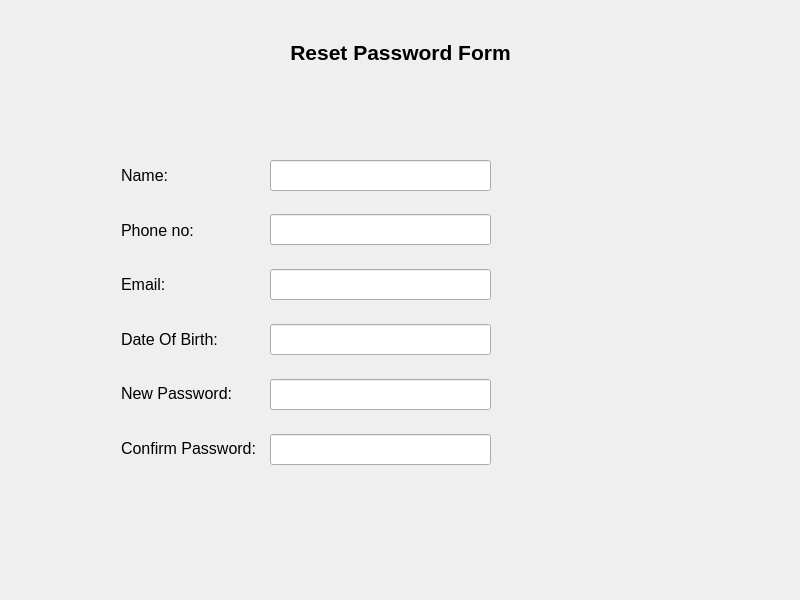
First picture: the form in RMS_qt/forgotpass.ui, repository dev-pratik02/RMS, before the edit.
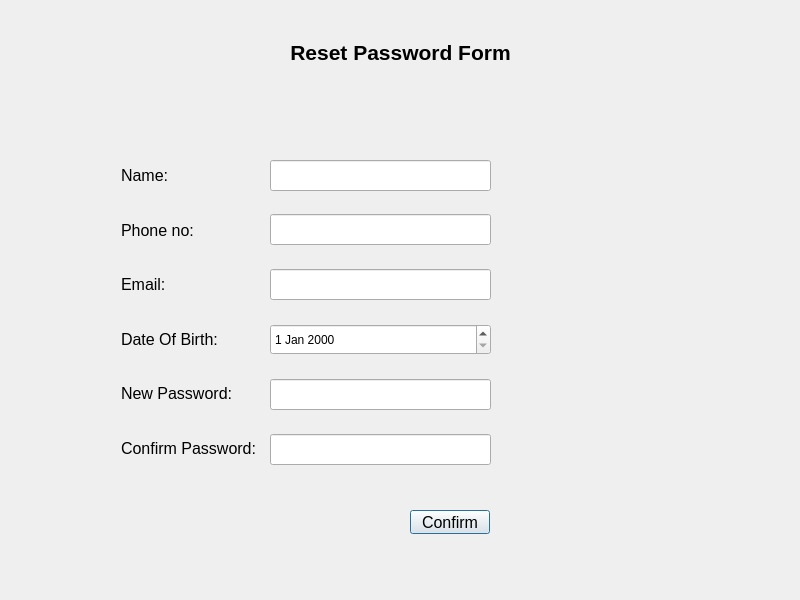
Second picture: the form after the edit.

What changed in the file:
```diff
--- a/RMS_qt/forgotpass.ui
+++ b/RMS_qt/forgotpass.ui
@@ -56,17 +56,7 @@
     </rect>
    </property>
   </widget>
-  <widget class="QLineEdit" name="form_dob">
-   <property name="geometry">
-    <rect>
-     <x>270</x>
-     <y>324</y>
-     <width>221</width>
-     <height>31</height>
-    </rect>
-   </property>
-  </widget>
-  <widget class="QLineEdit" name="form_cpass">
+  <widget class="QLineEdit" name="line_confirmpass">
    <property name="geometry">
     <rect>
      <x>270</x>
@@ -96,7 +86,7 @@
     </rect>
    </property>
   </widget>
-  <widget class="QWidget" name="">
+  <widget class="QWidget" name="layoutWidget">
    <property name="geometry">
     <rect>
      <x>121</x>
@@ -186,6 +176,35 @@
     </item>
    </layout>
   </widget>
+  <widget class="QPushButton" name="btn_confirm">
+   <property name="geometry">
+    <rect>
+     <x>410</x>
+     <y>510</y>
+     <width>80</width>
+     <height>24</height>
+    </rect>
+   </property>
+   <property name="font">
+    <font>
+     <family>Arial</family>
+     <pointsize>12</pointsize>
+    </font>
+   </property>
+   <property name="text">
+    <string>Confirm</string>
+   </property>
+  </widget>
+  <widget class="QDateEdit" name="date_dob">
+   <property name="geometry">
+    <rect>
+     <x>270</x>
+     <y>324</y>
+     <width>221</width>
+     <height>31</height>
+    </rect>
+   </property>
+  </widget>
  </widget>
  <resources/>
  <connections/>
```
Left out of the diff: 8 changed lines with no effect on the pictures.
